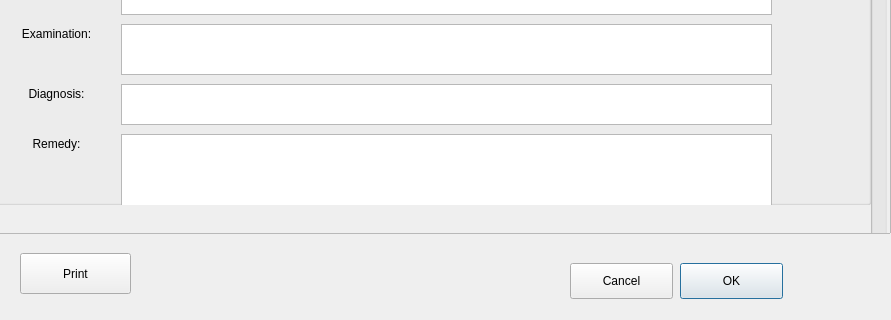
This is addNewPatientWindow.ui in OhaoTech/ClinicManager as Qt 5 draws it before an edit; both pictures show x 0 to 891 and y 627 to 947 of the 891 by 947 pixel window. The edited form follows.
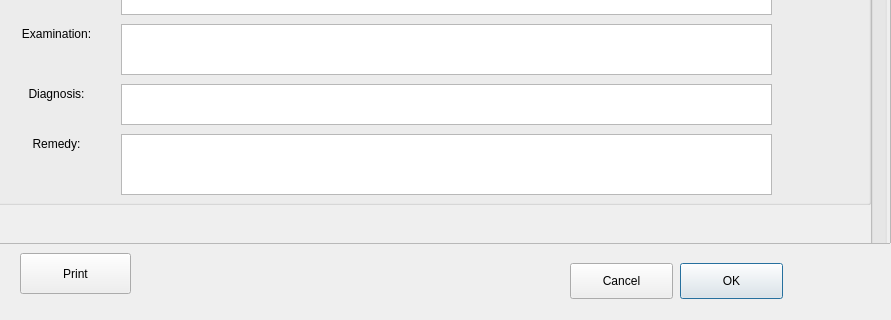
This is the edited form. Icons and pictures are not drawn.

Commit message: window  ui  position adjustments

What changed in the file:
```diff
--- a/addNewPatientWindow.ui
+++ b/addNewPatientWindow.ui
@@ -23,7 +23,7 @@
      <x>-10</x>
      <y>0</y>
      <width>901</width>
-     <height>861</height>
+     <height>871</height>
     </rect>
    </property>
    <property name="widgetResizable">
@@ -35,7 +35,7 @@
       <x>0</x>
       <y>0</y>
       <width>897</width>
-      <height>857</height>
+      <height>867</height>
      </rect>
     </property>
     <widget class="QGroupBox" name="groupBox">
@@ -567,7 +567,7 @@
         <x>130</x>
         <y>320</y>
         <width>651</width>
-        <height>81</height>
+        <height>61</height>
        </rect>
       </property>
       <property name="styleSheet">
```
The commit also changes 5 other files.
